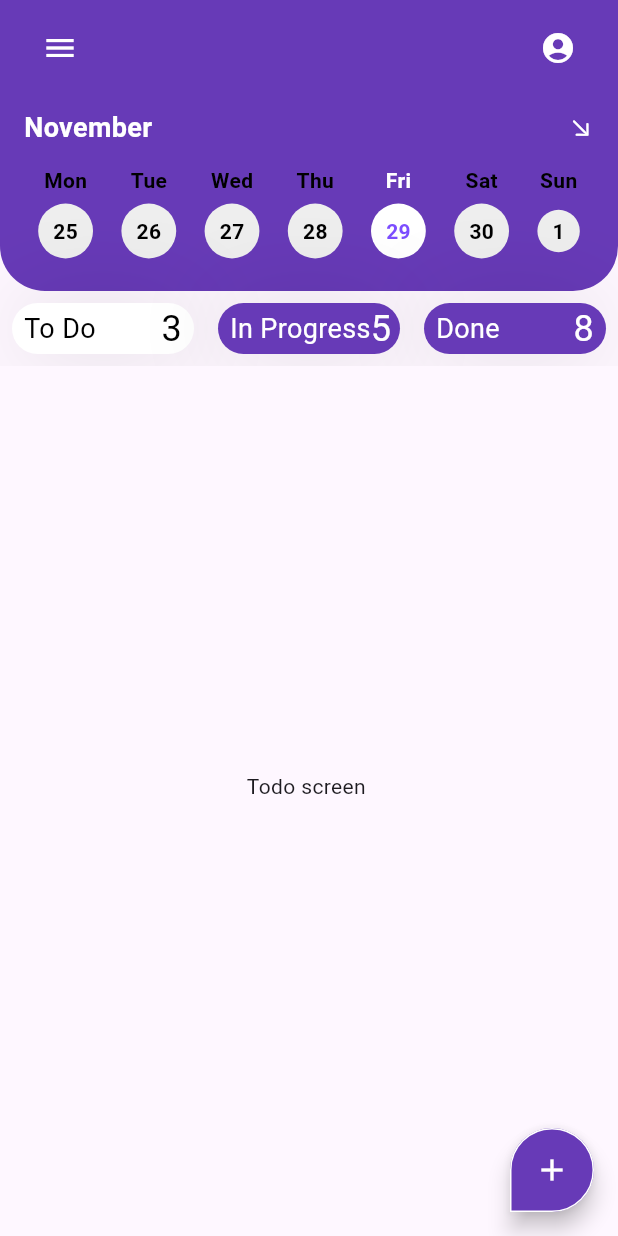
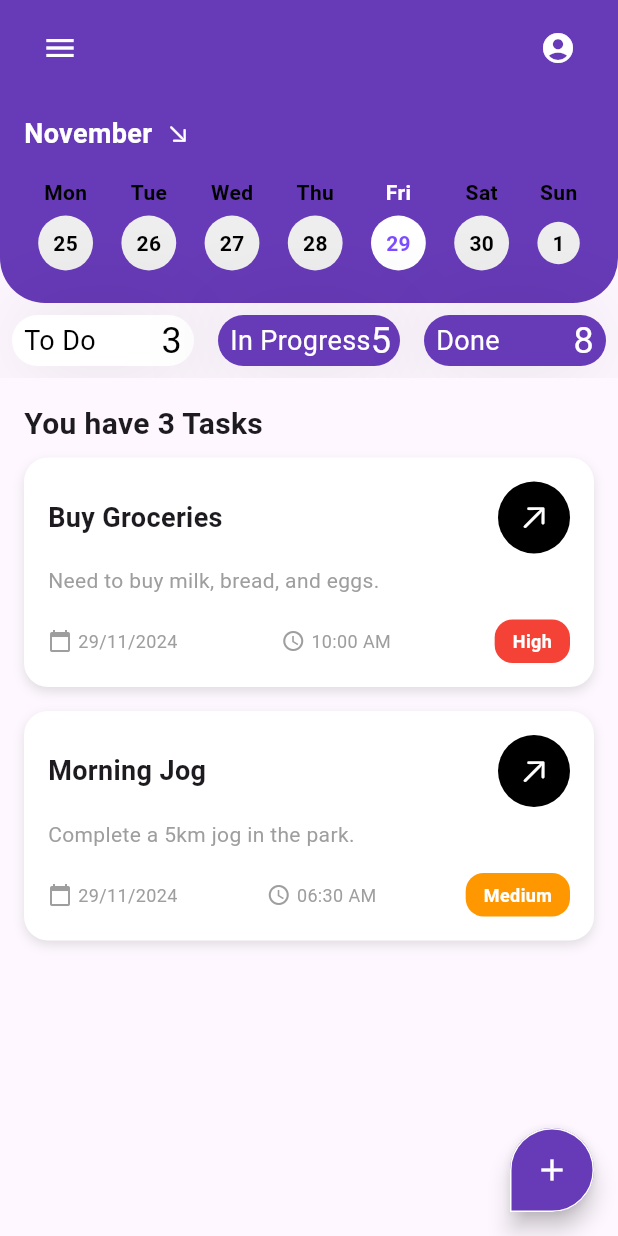
Before and after one commit to MariamAshraf200/GoalMapper, a Flutter app: the screen it shows after launch, on a phone screen of 412 x 824 dp. Run offline on Flutter 3.47's test engine with Material 3 defaults, Android fonts, the light colour scheme and no system bars.

Commit message:
TaskCardUI

```diff
--- a/lib/feature/home/presintation/screen/inProgressScreen.dart
+++ /dev/null
@@ -1,11 +0,0 @@
-import 'package:flutter/material.dart';
-
-class InProgressScreen extends StatelessWidget {
-
-  @override
-  Widget build(BuildContext context) {
-    return const Scaffold(
-      body: Center(child: Text('in progress screen ')),
-    );
-  }
-}
--- a/lib/feature/home/presintation/screen/todoScreen.dart
+++ /dev/null
@@ -1,11 +0,0 @@
-import 'package:flutter/material.dart';
-
-class TodoScreen extends StatelessWidget {
-
-  @override
-  Widget build(BuildContext context) {
-    return const Scaffold(
-      body: Center(child: Text('Todo screen ')),
-    );
-  }
-}
--- /dev/null
+++ b/lib/feature/taskHome/presintation/Widget/customContainerTask.dart
@@ -0,0 +1,138 @@
+import 'package:flutter/cupertino.dart';
+import 'package:flutter/material.dart';
+
+class TaskCard extends StatelessWidget {
+  final String title;
+  final String description;
+  final String date;
+  final String time;
+  final String priority;
+  final Color priorityColor;
+  final VoidCallback onClicked;
+
+  const TaskCard({
+    Key? key,
+    required this.title,
+    required this.description,
+    required this.date,
+    required this.time,
+    required this.priority,
+    required this.priorityColor,
+    required this.onClicked,
+  }) : super(key: key);
+
+  @override
+  Widget build(BuildContext context) {
+    return Container(
+      margin: const EdgeInsets.symmetric(vertical: 8.0),
+      padding: const EdgeInsets.all(16.0),
+      decoration: BoxDecoration(
+        color: Colors.white,
+        borderRadius: BorderRadius.circular(16.0),
+        boxShadow: [
+          BoxShadow(
+            color: Colors.grey.withOpacity(0.3),
+            blurRadius: 6.0,
+            offset: const Offset(0, 3),
+          ),
+        ],
+      ),
+      child: Column(
+        crossAxisAlignment: CrossAxisAlignment.start,
+        children: [
+          // Title and Arrow Button Row
+          Row(
+            mainAxisAlignment: MainAxisAlignment.spaceBetween,
+            children: [
+              Expanded(
+                child: Text(
+                  title,
+                  style: const TextStyle(
+                    fontSize: 18.0,
+                    fontWeight: FontWeight.bold,
+                  ),
+                  overflow: TextOverflow.ellipsis,
+                ),
+              ),
+              // Arrow Button
+              Container(
+                decoration: const BoxDecoration(
+                  color: Colors.black,
+                  shape: BoxShape.circle,
+                ),
+                child: IconButton(
+                  onPressed: onClicked,
+                  icon: const Icon(CupertinoIcons.arrow_up_right, color: Colors.white),
+                ),
+              ),
+            ],
+          ),
+          const SizedBox(height: 8.0),
+          // Description
+          Text(
+            description,
+            style: const TextStyle(
+              fontSize: 14.0,
+              color: Colors.grey,
+            ),
+            maxLines: 2,
+            overflow: TextOverflow.ellipsis,
+          ),
+          const SizedBox(height: 16.0),
+          Row(
+            mainAxisAlignment: MainAxisAlignment.spaceBetween,
+            children: [
+              Row(
+                children: [
+                  const Icon(
+                    Icons.calendar_today,
+                    size: 16.0,
+                    color: Colors.grey,
+                  ),
+                  const SizedBox(width: 4.0),
+                  Text(
+                    date,
+                    style: const TextStyle(fontSize: 12.0, color: Colors.grey),
+                  ),
+                ],
+              ),
+              Row(
+                children: [
+                  const Icon(
+                    Icons.access_time,
+                    size: 16.0,
+                    color: Colors.grey,
+                  ),
+                  const SizedBox(width: 4.0),
+                  Text(
+                    time,
+                    style: const TextStyle(fontSize: 12.0, color: Colors.grey),
+                  ),
+                ],
+              ),
+              // Priority Button
+              Container(
+                padding: const EdgeInsets.symmetric(
+                  horizontal: 12.0,
+                  vertical: 6.0,
+                ),
+                decoration: BoxDecoration(
+                  color: priorityColor,
+                  borderRadius: BorderRadius.circular(12.0),
+                ),
+                child: Text(
+                  priority,
+                  style: const TextStyle(
+                    color: Colors.white,
+                    fontSize: 12.0,
+                    fontWeight: FontWeight.bold,
+                  ),
+                ),
+              ),
+            ],
+          ),
+        ],
+      ),
+    );
+  }
+}
--- a/lib/feature/home/presintation/Widget/data_format.dart
+++ b/lib/feature/taskHome/presintation/Widget/data_format.dart
@@ -59,11 +59,13 @@ class DataFormat extends StatelessWidget {
                         color: Colors.white,
                       ),
                     ),
-                    const Spacer(),
-                    const Icon(
-                      CupertinoIcons.arrow_down_right,
-                      color: Colors.white,
-                      size: 18,
+                    const Padding(
+                      padding: EdgeInsets.all(8.0),
+                      child: Icon(
+                        CupertinoIcons.arrow_down_right,
+                        color: Colors.white,
+                        size: 18,
+                      ),
                     ),
                   ],
                 ),
--- a/lib/feature/home/presintation/screen/AddNewTaskScreen.dart
+++ b/lib/feature/taskHome/presintation/screen/AddNewTaskScreen.dart
@@ -48,26 +48,26 @@ class _AddTaskScreenState extends State<AddTaskScreen> {
         ),
         child: Padding(
           padding: EdgeInsets.symmetric(
-            horizontal: screenWidth * 0.03, // Further reduced horizontal padding
-            vertical: screenHeight * 0.01, // Further reduced vertical padding
+            horizontal: screenWidth * 0.03,
+            vertical: screenHeight * 0.01,
           ),
           child: SingleChildScrollView(
             child: Column(
-              mainAxisAlignment: MainAxisAlignment.start, // Adjusted alignment
+              mainAxisAlignment: MainAxisAlignment.start,
               children: [
                 CustomTextField(
                   controller: titleController,
                   hintText: 'Add title of task',
                   title: 'Task Title',
                 ),
-                SizedBox(height: screenHeight * 0.01), // Further reduced space
+                SizedBox(height: screenHeight * 0.01),
                 CustomTextField(
                   controller: descriptionController,
                   hintText: 'Description',
                   description: true,
                   title: 'Description',
                 ),
-                SizedBox(height: screenHeight * 0.01), // Further reduced space
+                SizedBox(height: screenHeight * 0.01),
                 CustomTextField(
                   controller: dateController,
                   hintText: 'dd/mm/yyyy',
@@ -82,7 +82,6 @@ class _AddTaskScreenState extends State<AddTaskScreen> {
                       lastDate: DateTime(2100),
                     );
 
-                    // If a date is selected, update the controller
                     if (selectedDate != null) {
                       dateController.text = DateFormat('dd/MM/yyyy').format(selectedDate);
                     }
@@ -95,13 +94,11 @@ class _AddTaskScreenState extends State<AddTaskScreen> {
                   title: 'Time',
                   suffixIcon: const Icon(Icons.access_time),
                   onTap: () async {
-                    // Show the time picker
                     TimeOfDay? selectedTime = await showTimePicker(
                       context: context,
                       initialTime: TimeOfDay.now(),
                     );
 
-                    // If a time is selected, update the controller
                     if (selectedTime != null) {
                       final now = DateTime.now();
                       final selectedDateTime = DateTime(
@@ -116,17 +113,17 @@ class _AddTaskScreenState extends State<AddTaskScreen> {
                     }
                   },
                 ),
-                SizedBox(height: screenHeight * 0.015), // Reduced space before priority
+                SizedBox(height: screenHeight * 0.015),
                 Row(
                   mainAxisAlignment: MainAxisAlignment.spaceEvenly,
                   children: [
                     CustomContainer(
                       text: 'Low',
                       backgroundColor: selectedPriority == 'Low' ? Colors.green.shade800 : Colors.green,
-                      borderRadius: 25, // Slightly reduced border radius
+                      borderRadius: 25,
                       textStyle: TextStyle(
                         color: selectedPriority == 'Low' ? Colors.black : Colors.white,
-                        fontSize: 14, // Reduced font size
+                        fontSize: 14,
                         fontWeight: FontWeight.bold,
                       ),
                       onTap: () => togglePriority('Low'),
@@ -137,7 +134,7 @@ class _AddTaskScreenState extends State<AddTaskScreen> {
                       borderRadius: 25,
                       textStyle: TextStyle(
                         color: selectedPriority == 'Medium' ? Colors.black : Colors.white,
-                        fontSize: 14, // Reduced font size
+                        fontSize: 14,
                         fontWeight: FontWeight.bold,
                       ),
                       onTap: () => togglePriority('Medium'),
@@ -145,10 +142,10 @@ class _AddTaskScreenState extends State<AddTaskScreen> {
                     CustomContainer(
                       text: 'High',
                       backgroundColor: selectedPriority == 'High' ? Colors.red.shade800 : Colors.red,
-                      borderRadius: 25, // Slightly reduced border radius
+                      borderRadius: 25,
                       textStyle: TextStyle(
                         color: selectedPriority == 'High' ? Colors.black : Colors.white,
-                        fontSize: 14, // Reduced font size
+                        fontSize: 14,
                         fontWeight: FontWeight.bold,
                       ),
                       onTap: () => togglePriority('High'),
--- a/lib/feature/home/presintation/screen/homeScreen.dart
+++ b/lib/feature/taskHome/presintation/screen/homeScreen.dart
@@ -1,6 +1,6 @@
 import 'package:flutter/material.dart';
-import 'package:mapper_app/feature/home/presintation/screen/reviewScreen.dart';
-import 'package:mapper_app/feature/home/presintation/screen/todoScreen.dart';
+import 'package:mapper_app/feature/taskHome/presintation/screen/doneScreen.dart';
+import 'package:mapper_app/feature/taskHome/presintation/screen/todoScreen.dart';
 import '../Widget/customContainerHome.dart';
 import '../Widget/data_format.dart';
 import 'AddNewTaskScreen.dart';
@@ -18,7 +18,7 @@ class _HomeScreenState extends State<HomeScreen> {
 
   // Placeholder content for each section
   final List<Widget> content = [
-    TodoScreen(),
+    TaskListScreen(),
     InProgressScreen(),
     ReviewScreen(),
     ];
--- /dev/null
+++ b/lib/feature/taskHome/presintation/screen/inProgressScreen.dart
@@ -0,0 +1,20 @@
+
+import 'package:flutter/material.dart';
+
+class InProgressScreen extends StatelessWidget {
+  @override
+  Widget build(BuildContext context) {
+    return Scaffold(
+      appBar: AppBar(
+        title: const Text("In Progress Tasks"),
+        backgroundColor: Colors.deepPurple,
+      ),
+      body: const Center(
+        child: Text(
+          "No tasks in progress yet.",
+          style: TextStyle(fontSize: 18.0),
+        ),
+      ),
+    );
+  }
+}
--- /dev/null
+++ b/lib/feature/taskHome/presintation/screen/todoScreen.dart
@@ -0,0 +1,43 @@
+import 'package:flutter/material.dart';
+import '../Widget/customContainerTask.dart';
+
+class TaskListScreen extends StatelessWidget {
+  @override
+  Widget build(BuildContext context) {
+    return Scaffold(
+      body: ListView(
+        padding: const EdgeInsets.all(16.0),
+        children: [
+          const Text(
+            "You have 3 Tasks",
+            style: TextStyle(
+              fontSize: 20.0,
+              fontWeight: FontWeight.bold,
+            ),
+          ),
+          TaskCard(
+            title: "Buy Groceries",
+            description: "Need to buy milk, bread, and eggs.",
+            date: "29/11/2024",
+            time: "10:00 AM",
+            priority: "High",
+            priorityColor: Colors.red,
+            onClicked: () {
+            },
+          ),
+          TaskCard(
+            title: "Morning Jog",
+            description: "Complete a 5km jog in the park.",
+            date: "29/11/2024",
+            time: "06:30 AM",
+            priority: "Medium",
+            priorityColor: Colors.orange,
+            onClicked: () {
+
+            },
+          ),
+        ],
+      ),
+    );
+  }
+}
--- a/lib/main.dart
+++ b/lib/main.dart
@@ -1,6 +1,6 @@
 import 'package:flutter/material.dart';
 
-import 'feature/home/presintation/screen/homeScreen.dart';
+import 'feature/taskHome/presintation/screen/homeScreen.dart';
 
 void main() {
   runApp(const MyApp());
```
Also changed, not shown: lib/feature/taskHome/presintation/Widget/customContainerAddnewTask.dart (renamed from lib/feature/home/presintation/Widget/customContainerAddnewTask.dart), lib/feature/taskHome/presintation/Widget/customContainerHome.dart (renamed from lib/feature/home/presintation/Widget/customContainerHome.dart), lib/feature/taskHome/presintation/Widget/customTextFeild.dart (renamed from lib/feature/home/presintation/Widget/customTextFeild.dart), lib/feature/taskHome/presintation/screen/doneScreen.dart (renamed from lib/feature/home/presintation/screen/reviewScreen.dart).
